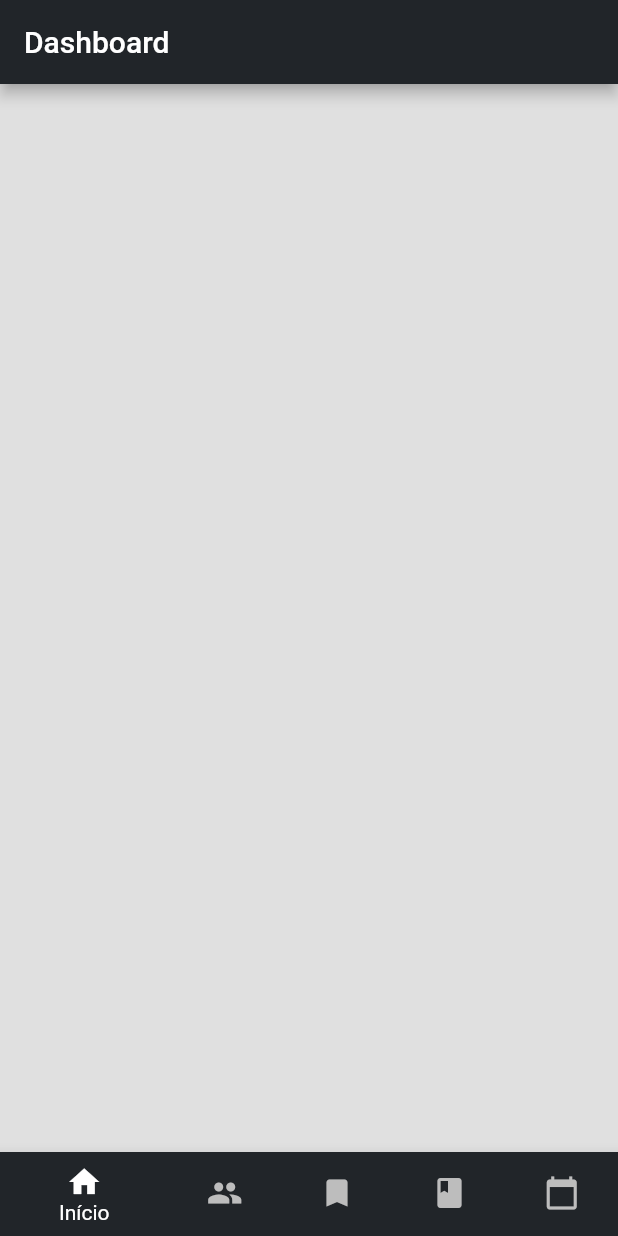
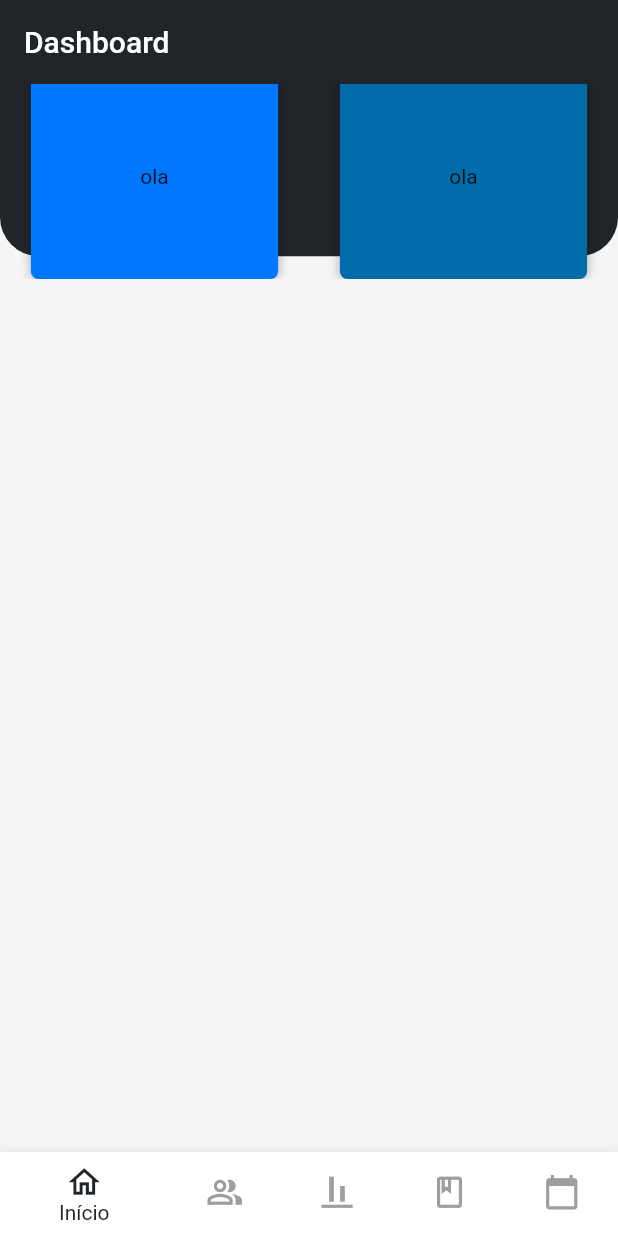
Before and after one commit to LucasSous/bookstore-flutter, a Flutter app: the screen it shows after launch, on a phone screen of 412 x 824 dp. Run offline on Flutter 3.47's test engine with Material 2 defaults, Android fonts, the phone set to English and light mode, and no system bars.

Commit message:
starting the dashboard

```diff
--- a/lib/components/UsuariosList.dart
+++ b/lib/components/usuarios_list.dart
@@ -92,7 +92,7 @@ class UsuariosList extends StatelessWidget {
 
         // ignore: sized_box_for_whitespace
         trailing: Container(
-          width: 70,
+          width: 80,
           child: Row(
             children: [
               const Icon(Icons.expand_more),
@@ -146,7 +146,7 @@ class UsuariosList extends StatelessWidget {
         ),
         children: [
           Container(
-            height: 60,
+            height: 65,
             padding: const EdgeInsets.symmetric(horizontal: 15, vertical: 0),
             color: Colors.white,
             child: Column(
--- a/lib/pages/dashboard_page.dart
+++ b/lib/pages/dashboard_page.dart
@@ -10,14 +10,79 @@ class DashboardPage extends StatefulWidget {
 class _DashboardPageState extends State<DashboardPage> {
   @override
   Widget build(BuildContext context) {
+    Size size = MediaQuery.of(context).size;
     return Scaffold(
       appBar: AppBar(
         title: const Text('Dashboard'),
+        elevation: 0,
         backgroundColor: const Color(0xff212529),
       ),
       body: Container(
-        decoration: BoxDecoration(color: Colors.grey[300]),
-        child: const Center(),
+        decoration: const BoxDecoration(color: Color(0xFFF5F5F5)),
+        child: Column(
+          children: [
+            Container(
+              height: 130,
+              decoration: const BoxDecoration(color: Color(0xFFF5F5F5)),
+              child: Stack(
+                children: [
+                  Container(
+                    height: size.height * 0.2 - 50,
+                    decoration: const BoxDecoration(
+                        color: Color(0xff212529),
+                        borderRadius: BorderRadius.only(
+                            bottomLeft: Radius.circular(26),
+                            bottomRight: Radius.circular(26))),
+                  ),
+                  Positioned(
+                      bottom: 0,
+                      left: 0,
+                      right: 0,
+                      child: Container(
+                        alignment: Alignment.center,
+                        height: MediaQuery.of(context).size.height / 6,
+                        child: Row(
+                          mainAxisAlignment: MainAxisAlignment.spaceAround,
+                          crossAxisAlignment: CrossAxisAlignment.center,
+                          children: [
+                            Container(
+                              alignment: Alignment.center,
+                              height: MediaQuery.of(context).size.height / 5,
+                              width: MediaQuery.of(context).size.height / 5,
+                              decoration: BoxDecoration(
+                                  color: const Color(0xFF0077FF),
+                                  borderRadius: BorderRadius.circular(5),
+                                  boxShadow: const [
+                                    BoxShadow(
+                                        spreadRadius: 0.1,
+                                        blurRadius: 5,
+                                        color: Colors.black26)
+                                  ]),
+                              child: const Text('ola'),
+                            ),
+                            Container(
+                              alignment: Alignment.center,
+                              height: MediaQuery.of(context).size.height / 5,
+                              width: MediaQuery.of(context).size.height / 5,
+                              decoration: BoxDecoration(
+                                  color: const Color(0xFF006CAA),
+                                  borderRadius: BorderRadius.circular(5),
+                                  boxShadow: const [
+                                    BoxShadow(
+                                        spreadRadius: 0.1,
+                                        blurRadius: 5,
+                                        color: Colors.black26)
+                                  ]),
+                              child: const Text('ola'),
+                            ),
+                          ],
+                        ),
+                      ))
+                ],
+              ),
+            ),
+          ],
+        ),
       ),
     );
   }
--- a/lib/pages/home_page.dart
+++ b/lib/pages/home_page.dart
@@ -45,33 +45,34 @@ class HomePageState extends State<HomePage> {
       bottomNavigationBar: BottomNavigationBar(
         currentIndex: paginaAtual,
         // ignore: prefer_const_constructors
-        fixedColor: Colors.white,
-        unselectedItemColor: Colors.grey[400],
+        fixedColor: Color(0xff212529),
+        iconSize: 25,
+        unselectedItemColor: Colors.grey,
         items: const [
           BottomNavigationBarItem(
-              icon: Icon(Icons.home),
+              icon: Icon(Icons.home_outlined),
               label: 'Início',
-              backgroundColor: Color(0xff212529)),
+              backgroundColor: Colors.white),
           BottomNavigationBarItem(
-              icon: Icon(Icons.people),
+              icon: Icon(Icons.people_alt_outlined),
               label: 'Usuários',
-              backgroundColor: Color(0xff212529)),
+              backgroundColor: Colors.white),
           BottomNavigationBarItem(
-              icon: Icon(Icons.bookmark),
+              icon: Icon(Icons.align_vertical_bottom_sharp),
               label: 'Editoras',
-              backgroundColor: Color(0xff212529)),
+              backgroundColor: Colors.white),
           BottomNavigationBarItem(
               icon: Icon(
-                Icons.book,
+                Icons.book_outlined,
               ),
               label: 'Livros',
-              backgroundColor: Color(0xff212529)),
+              backgroundColor: Colors.white),
           BottomNavigationBarItem(
               icon: Icon(
                 Icons.calendar_today,
               ),
               label: 'Aluguéis',
-              backgroundColor: Color(0xff212529)),
+              backgroundColor: Colors.white),
         ],
         onTap: (pagina) {
           pc.animateToPage(pagina,
--- a/lib/pages/usuarios_page.dart
+++ b/lib/pages/usuarios_page.dart
@@ -3,7 +3,7 @@
 import 'dart:convert';
 import 'package:flutter/material.dart';
 import 'package:http/http.dart' as http;
-import 'package:livraria_mobile/components/UsuariosList.dart';
+import 'package:livraria_mobile/components/usuarios_list.dart';
 import 'package:livraria_mobile/provider/usuarios_provider.dart';
 import 'package:livraria_mobile/routes/app_rounts.dart';
 import 'package:provider/provider.dart';
```
